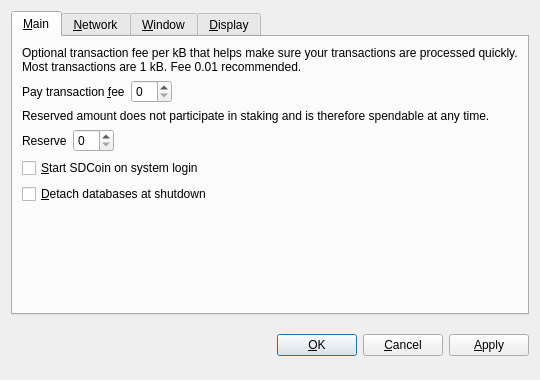
Old version of the form src/qt/forms/optionsdialog.ui in the repository jyap808/jumbucks.
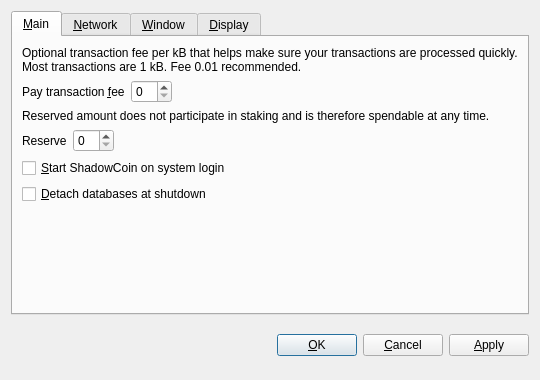
New version of the form. Custom widgets are drawn as their Qt base class.

Diff of the .ui file:
```diff
--- a/src/qt/forms/optionsdialog.ui
+++ b/src/qt/forms/optionsdialog.ui
@@ -128,7 +128,7 @@
           <string>Automatically start SDCoin after logging in to the system.</string>
          </property>
          <property name="text">
-          <string>&amp;Start SDCoin on system login</string>
+          <string>&amp;Start ShadowCoin on system login</string>
          </property>
         </widget>
        </item>
```
Left out of the diff: 10 changed lines with no effect on the pictures.
